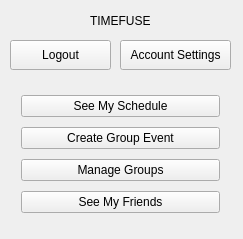
allenh1/timefuse-client, file home_screen.ui: the form before one commit.
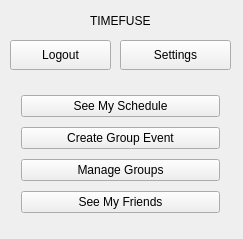
The form after the commit.

```diff
--- a/home_screen.ui
+++ b/home_screen.ui
@@ -63,7 +63,7 @@
     </rect>
    </property>
    <property name="text">
-    <string>Account Settings</string>
+    <string>Settings</string>
    </property>
   </widget>
   <widget class="QLabel" name="timefuse">
```
